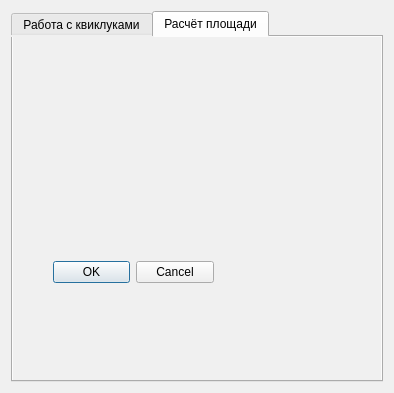
This is helper_main_dialog_base.ui in bazzile/helper as Qt 5 draws it before an edit. The edited form follows.
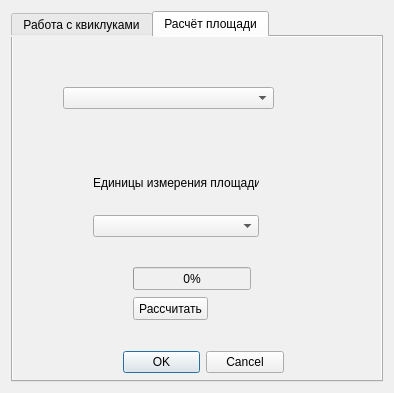
This is the edited form. The open tabs and pages were chosen to show the change.

Commit message: начата работа над ellipsoidal area

Patch:
```diff
--- a/helper_main_dialog_base.ui
+++ b/helper_main_dialog_base.ui
@@ -323,8 +323,8 @@
       <widget class="QDialogButtonBox" name="button_box">
        <property name="geometry">
         <rect>
-         <x>40</x>
-         <y>220</y>
+         <x>110</x>
+         <y>310</y>
          <width>161</width>
          <height>31</height>
         </rect>
@@ -336,6 +336,104 @@
         <set>QDialogButtonBox::Cancel|QDialogButtonBox::Ok</set>
        </property>
       </widget>
+      <widget class="QWidget" name="verticalLayoutWidget">
+       <property name="geometry">
+        <rect>
+         <x>80</x>
+         <y>120</y>
+         <width>166</width>
+         <height>80</height>
+        </rect>
+       </property>
+       <layout class="QVBoxLayout" name="verticalLayout_5">
+        <item>
+         <layout class="QHBoxLayout" name="horizontalLayout_7">
+          <item>
+           <spacer name="horizontalSpacer_14">
+            <property name="orientation">
+             <enum>Qt::Horizontal</enum>
+            </property>
+            <property name="sizeHint" stdset="0">
+             <size>
+              <width>40</width>
+              <height>20</height>
+             </size>
+            </property>
+           </spacer>
+          </item>
+          <item>
+           <widget class="QLabel" name="UNITSLabel">
+            <property name="text">
+             <string>Единицы измерения площади</string>
+            </property>
+           </widget>
+          </item>
+          <item>
+           <spacer name="horizontalSpacer_13">
+            <property name="orientation">
+             <enum>Qt::Horizontal</enum>
+            </property>
+            <property name="sizeHint" stdset="0">
+             <size>
+              <width>40</width>
+              <height>20</height>
+             </size>
+            </property>
+           </spacer>
+          </item>
+         </layout>
+        </item>
+        <item>
+         <layout class="QHBoxLayout" name="horizontalLayout_6">
+          <item>
+           <widget class="QComboBox" name="UNITScomboBox"/>
+          </item>
+         </layout>
+        </item>
+       </layout>
+      </widget>
+      <widget class="QComboBox" name="LAYERcomboBox">
+       <property name="geometry">
+        <rect>
+         <x>50</x>
+         <y>50</y>
+         <width>211</width>
+         <height>22</height>
+        </rect>
+       </property>
+      </widget>
+      <widget class="QProgressBar" name="ellipsoidal_progressBar">
+       <property name="geometry">
+        <rect>
+         <x>120</x>
+         <y>230</y>
+         <width>118</width>
+         <height>23</height>
+        </rect>
+       </property>
+       <property name="value">
+        <number>0</number>
+       </property>
+      </widget>
+      <widget class="QPushButton" name="ellipsoidal_pushButton">
+       <property name="geometry">
+        <rect>
+         <x>120</x>
+         <y>260</y>
+         <width>75</width>
+         <height>23</height>
+        </rect>
+       </property>
+       <property name="text">
+        <string>Рассчитать</string>
+       </property>
+      </widget>
+      <zorder>button_box</zorder>
+      <zorder>verticalLayoutWidget</zorder>
+      <zorder>LAYERcomboBox</zorder>
+      <zorder>UNITSLabel</zorder>
+      <zorder>ellipsoidal_progressBar</zorder>
+      <zorder>ellipsoidal_pushButton</zorder>
      </widget>
     </widget>
    </item>
```
Left out of the diff: 2 changed lines with no effect on the pictures. The commit also changes 3 other files.
